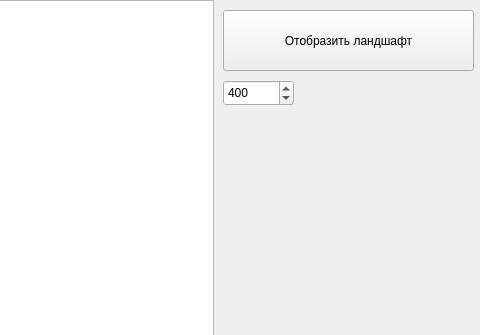
First picture: the form in landscape_generator/mainwindow.ui, repository nikitalystsev/cg_course, before the edit; both pictures show x 817 to 1297 and y 0 to 335 of the 1297 by 722 pixel window.
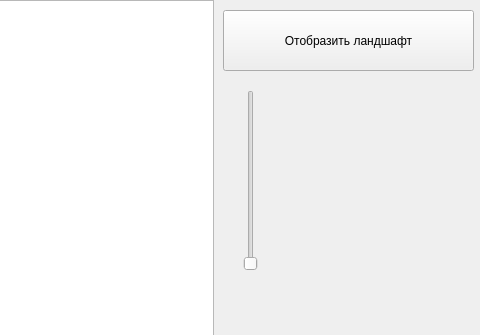
Second picture: the form after the edit.

Patch:
```diff
--- a/landscape_generator/mainwindow.ui
+++ b/landscape_generator/mainwindow.ui
@@ -45,20 +45,23 @@
      <string>Отобразить ландшафт</string>
     </property>
    </widget>
-   <widget class="QSpinBox" name="spinBox_waterlevel">
+   <widget class="QSlider" name="verticalSlider">
     <property name="geometry">
      <rect>
-      <x>1040</x>
-      <y>80</y>
-      <width>71</width>
-      <height>26</height>
+      <x>1060</x>
+      <y>90</y>
+      <width>16</width>
+      <height>181</height>
      </rect>
     </property>
+    <property name="minimum">
+     <number>100</number>
+    </property>
     <property name="maximum">
-     <number>1000</number>
+     <number>200</number>
     </property>
-    <property name="value">
-     <number>400</number>
+    <property name="orientation">
+     <enum>Qt::Vertical</enum>
     </property>
    </widget>
   </widget>
```
